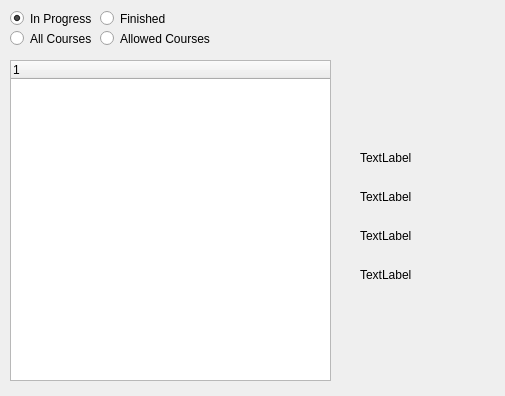
First picture: the form in ViewCourses.ui, repository MIDOKIM/CourseManagement, before the edit.
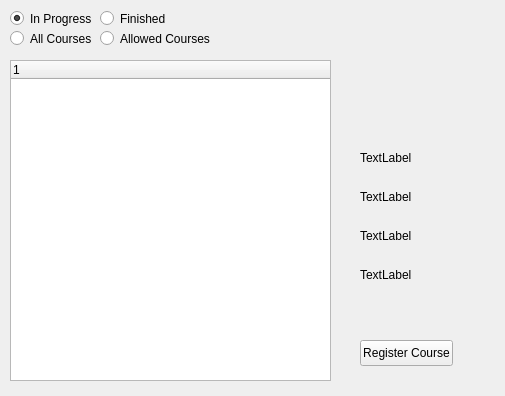
Second picture: the form after the edit.

Commit message: register course&&edit profile

Patch:
```diff
--- a/ViewCourses.ui
+++ b/ViewCourses.ui
@@ -54,23 +54,23 @@
     <string>TextLabel</string>
    </property>
   </widget>
-  <widget class="QLabel" name="lbl_MaxNum">
-   <property name="geometry">
-    <rect>
-     <x>360</x>
-     <y>228</y>
-     <width>54</width>
-     <height>16</height>
-    </rect>
-   </property>
-   <property name="text">
-    <string>TextLabel</string>
-   </property>
-  </widget>
   <widget class="QLabel" name="lbl_Hours">
    <property name="geometry">
     <rect>
      <x>360</x>
+     <y>228</y>
+     <width>54</width>
+     <height>16</height>
+    </rect>
+   </property>
+   <property name="text">
+    <string>TextLabel</string>
+   </property>
+  </widget>
+  <widget class="QLabel" name="lbl_MaxNum">
+   <property name="geometry">
+    <rect>
+     <x>360</x>
      <y>267</y>
      <width>54</width>
      <height>16</height>
@@ -135,6 +135,19 @@
     <string>Allowed Courses</string>
    </property>
   </widget>
+  <widget class="QPushButton" name="rgstrbtn">
+   <property name="geometry">
+    <rect>
+     <x>360</x>
+     <y>340</y>
+     <width>93</width>
+     <height>26</height>
+    </rect>
+   </property>
+   <property name="text">
+    <string>Register Course</string>
+   </property>
+  </widget>
  </widget>
  <layoutdefault spacing="6" margin="11"/>
  <resources/>
```
The commit also changes 13 other files.
